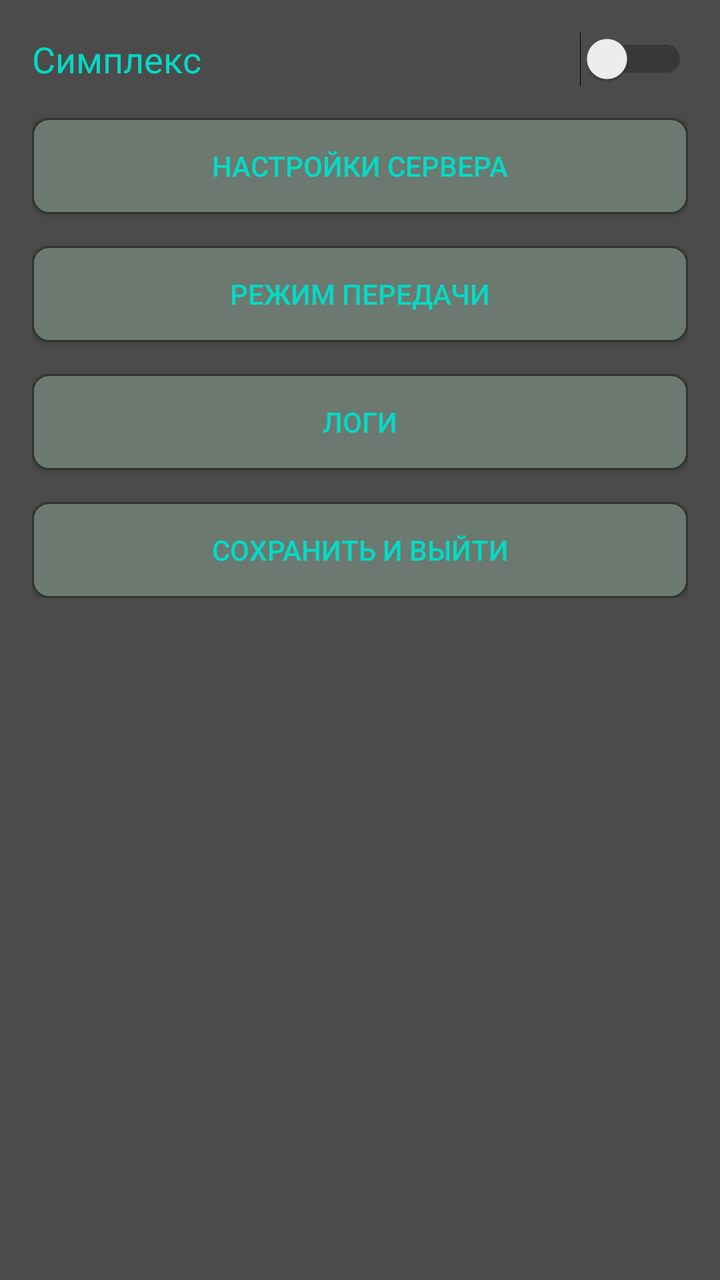
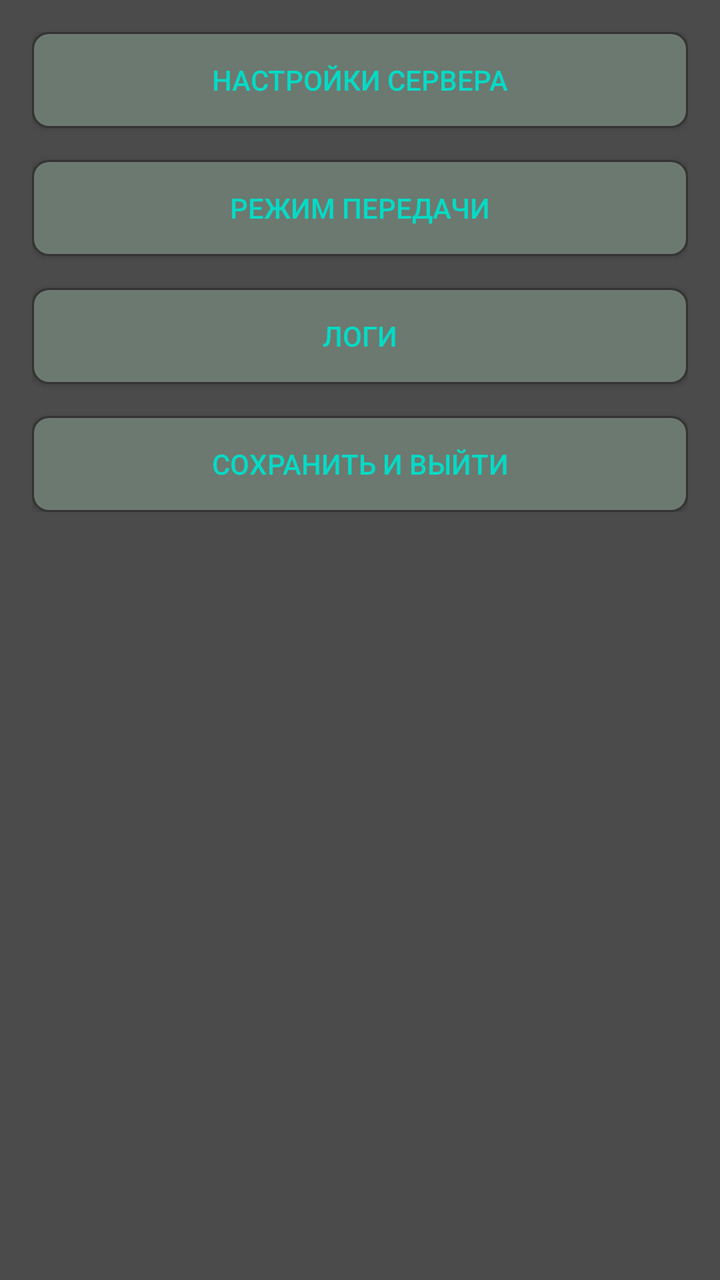

Screens rendered from an Android XML layout before and after an edit, with the pre-edit source and the edit as a unified diff.
<!-- AndroidManifest.xml: application theme AppTheme -->
<!-- res/layout/activity_settings.xml -->
<?xml version="1.0" encoding="utf-8"?>
<ScrollView xmlns:android="http://schemas.android.com/apk/res/android"
    android:layout_width="match_parent"
    android:layout_height="match_parent"
    android:background="@color/colorback"
    android:padding="16dp">

    <LinearLayout
        android:layout_width="match_parent"
        android:layout_height="wrap_content"
        android:orientation="vertical">

        <LinearLayout
            android:layout_width="match_parent"
            android:layout_height="wrap_content"
            android:gravity="center_vertical"
            android:layout_marginBottom="16dp"
            android:orientation="horizontal">
            <TextView
                android:layout_width="0dp"
                android:layout_height="wrap_content"
                android:layout_weight="1"
                android:text="Симплекс"
                android:textColor="@color/colortextabout"
                android:textSize="18sp" />
            <Switch
                android:id="@+id/switchSimplex"
                android:layout_width="wrap_content"
                android:layout_height="wrap_content" />
        </LinearLayout>

        <Button
            android:id="@+id/btnToggleServer"
            android:layout_width="match_parent"
            android:layout_height="wrap_content"
            android:background="@drawable/roundshapebtn"
            android:text="Настройки сервера"
            android:textColor="@color/colorButton"
            android:layout_marginBottom="16dp" />

        <LinearLayout
            android:id="@+id/layoutServerSettings"
            android:layout_width="match_parent"
            android:layout_height="wrap_content"
            android:orientation="vertical"
            android:visibility="gone">

            <LinearLayout
                android:layout_width="match_parent"
                android:layout_height="wrap_content"
                android:gravity="center_vertical"
                android:layout_marginBottom="16dp"
                android:orientation="horizontal">
                <TextView
                    android:layout_width="0dp"
                    android:layout_height="wrap_content"
                    android:layout_weight="1"
                    android:text="MyMailIndex ="
                    android:textColor="@color/colortextabout"
                    android:textSize="18sp" />
                <EditText
                    android:id="@+id/editMailIndex"
                    android:layout_width="120dp"
                    android:layout_height="wrap_content"
                    android:backgroundTint="@color/colortextabout"
                    android:inputType="number"
                    android:textColor="@color/colortextabout"
                    android:textSize="18sp" />
            </LinearLayout>

            <LinearLayout
                android:layout_width="match_parent"
                android:layout_height="wrap_content"
                android:gravity="center_vertical"
                android:layout_marginBottom="16dp"
                android:orientation="horizontal">
                <TextView
                    android:layout_width="0dp"
                    android:layout_height="wrap_content"
                    android:layout_weight="1"
                    android:text="Priznak_pmr ="
                    android:textColor="@color/colortextabout"
                    android:textSize="18sp" />
                <EditText
                    android:id="@+id/editPriznak"
                    android:layout_width="120dp"
                    android:layout_height="wrap_content"
                    android:backgroundTint="@color/colortextabout"
                    android:inputType="number"
                    android:maxLength="5"
                    android:textColor="@color/colortextabout"
                    android:textSize="18sp" />
            </LinearLayout>

            <LinearLayout
                android:layout_width="match_parent"
                android:layout_height="wrap_content"
                android:gravity="center_vertical"
                android:layout_marginBottom="16dp"
                android:orientation="horizontal">
                <TextView
                    android:layout_width="0dp"
                    android:layout_height="wrap_content"
                    android:layout_weight="1"
                    android:text="PORT_prm ="
                    android:textColor="@color/colortextabout"
                    android:textSize="18sp" />
                <EditText
                    android:id="@+id/editPortPrm"
                    android:layout_width="120dp"
                    android:layout_height="wrap_content"
                    android:backgroundTint="@color/colortextabout"
                    android:inputType="number"
                    android:textColor="@color/colortextabout"
                    android:textSize="18sp" />
            </LinearLayout>

            <LinearLayout
                android:layout_width="match_parent"
                android:layout_height="wrap_content"
                android:gravity="center_vertical"
                android:layout_marginBottom="16dp"
                android:orientation="horizontal">
                <TextView
                    android:layout_width="0dp"
                    android:layout_height="wrap_content"
                    android:layout_weight="1"
                    android:text="PORT_prd ="
                    android:textColor="@color/colortextabout"
                    android:textSize="18sp" />
                <EditText
                    android:id="@+id/editPortPrd"
                    android:layout_width="120dp"
                    android:layout_height="wrap_content"
                    android:backgroundTint="@color/colortextabout"
                    android:inputType="number"
                    android:textColor="@color/colortextabout"
                    android:textSize="18sp" />
            </LinearLayout>

            <LinearLayout
                android:layout_width="match_parent"
                android:layout_height="wrap_content"
                android:gravity="center_vertical"
                android:layout_marginBottom="24dp"
                android:orientation="horizontal">
                <TextView
                    android:layout_width="0dp"
                    android:layout_height="wrap_content"
                    android:layout_weight="1"
                    android:text="ip_server ="
                    android:textColor="@color/colortextabout"
                    android:textSize="18sp" />
                <EditText
                    android:id="@+id/editIp"
                    android:layout_width="150dp"
                    android:layout_height="wrap_content"
                    android:backgroundTint="@color/colortextabout"
                    android:inputType="text"
                    android:textColor="@color/colortextabout"
                    android:textSize="18sp" />
            </LinearLayout>
        </LinearLayout>

        <Button
            android:id="@+id/btnCodecDialog"
            android:layout_width="match_parent"
            android:layout_height="wrap_content"
            android:layout_marginBottom="16dp"
            android:background="@drawable/roundshapebtn"
            android:text="Режим передачи"
            android:textColor="@color/colorButton" />

        <Button
            android:id="@+id/btnChanList"
            android:layout_width="match_parent"
            android:layout_height="wrap_content"
            android:layout_marginBottom="16dp"
            android:background="@drawable/roundshapebtn"
            android:text="Список"
            android:textColor="@color/colorButton"
            android:visibility="gone" />

        
        <Button
            android:id="@+id/btnLogs"
            android:layout_width="match_parent"
            android:layout_height="wrap_content"
            android:layout_marginBottom="16dp"
            android:background="@drawable/roundshapebtn"
            android:text="Логи"
            android:textColor="@color/colorButton" />

        <Button
            android:id="@+id/btnSaveSettings"
            android:layout_width="match_parent"
            android:layout_height="wrap_content"
            android:background="@drawable/roundshapebtn"
            android:text="СОХРАНИТЬ И ВЫЙТИ"
            android:textColor="@color/colorButton" />
    </LinearLayout>
</ScrollView>
<!-- resources referenced by this layout -->
<resources>
  <color name="colorButton">#03dac5</color>
  <color name="colorback">#4b4b4b</color>
  <color name="colortextabout">#03dac5</color>
  <!-- drawable roundshapebtn (drawable) -->
  <?xml version="1.0" encoding="utf-8"?>
  <shape xmlns:android="http://schemas.android.com/apk/res/android"
      android:shape="rectangle">
      <corners android:radius="8dp" />
      <solid android:color="@color/colorButtonBack" />
      <stroke android:width="1dp" android:color="#333333" />
  </shape>
  <style name="AppTheme" parent="Theme.AppCompat.Light.NoActionBar">
          <item name="colorAccent">@color/colorAccent</item>
          <item name="colorPrimary">@color/colorPrimary</item>
          <item name="colorPrimaryDark">@color/colorPrimaryDark</item>
      </style>
  <color name="colorButtonBack">#6c7970</color>
  <color name="colorAccent">#03dac5</color>
  <color name="colorPrimary">#6200ee</color>
  <color name="colorPrimaryDark">#3700b3</color>
</resources>

<!-- the commit's change to res/layout/activity_settings.xml (unified diff, before → after) -->
@@ -9,25 +9,6 @@
         android:layout_width="match_parent"
         android:layout_height="wrap_content"
         android:orientation="vertical">
-
-        <LinearLayout
-            android:layout_width="match_parent"
-            android:layout_height="wrap_content"
-            android:gravity="center_vertical"
-            android:layout_marginBottom="16dp"
-            android:orientation="horizontal">
-            <TextView
-                android:layout_width="0dp"
-                android:layout_height="wrap_content"
-                android:layout_weight="1"
-                android:text="Симплекс"
-                android:textColor="@color/colortextabout"
-                android:textSize="18sp" />
-            <Switch
-                android:id="@+id/switchSimplex"
-                android:layout_width="wrap_content"
-                android:layout_height="wrap_content" />
-        </LinearLayout>
 
         <Button
             android:id="@+id/btnToggleServer"
@@ -44,122 +25,7 @@
             android:layout_height="wrap_content"
             android:orientation="vertical"
             android:visibility="gone">
-
-            <LinearLayout
-                android:layout_width="match_parent"
-                android:layout_height="wrap_content"
-                android:gravity="center_vertical"
-                android:layout_marginBottom="16dp"
-                android:orientation="horizontal">
-                <TextView
-                    android:layout_width="0dp"
-                    android:layout_height="wrap_content"
-                    android:layout_weight="1"
-                    android:text="MyMailIndex ="
-                    android:textColor="@color/colortextabout"
-                    android:textSize="18sp" />
-                <EditText
-                    android:id="@+id/editMailIndex"
-                    android:layout_width="120dp"
-                    android:layout_height="wrap_content"
-                    android:backgroundTint="@color/colortextabout"
-                    android:inputType="number"
-                    android:textColor="@color/colortextabout"
-                    android:textSize="18sp" />
-            </LinearLayout>
-
-            <LinearLayout
-                android:layout_width="match_parent"
-                android:layout_height="wrap_content"
-                android:gravity="center_vertical"
-                android:layout_marginBottom="16dp"
-                android:orientation="horizontal">
-                <TextView
-                    android:layout_width="0dp"
-                    android:layout_height="wrap_content"
-                    android:layout_weight="1"
-                    android:text="Priznak_pmr ="
-                    android:textColor="@color/colortextabout"
-                    android:textSize="18sp" />
-                <EditText
-                    android:id="@+id/editPriznak"
-                    android:layout_width="120dp"
-                    android:layout_height="wrap_content"
-                    android:backgroundTint="@color/colortextabout"
-                    android:inputType="number"
-                    android:maxLength="5"
-                    android:textColor="@color/colortextabout"
-                    android:textSize="18sp" />
-            </LinearLayout>
-
-            <LinearLayout
-                android:layout_width="match_parent"
-                android:layout_height="wrap_content"
-                android:gravity="center_vertical"
-                android:layout_marginBottom="16dp"
-                android:orientation="horizontal">
-                <TextView
-                    android:layout_width="0dp"
-                    android:layout_height="wrap_content"
-                    android:layout_weight="1"
-                    android:text="PORT_prm ="
-                    android:textColor="@color/colortextabout"
-                    android:textSize="18sp" />
-                <EditText
-                    android:id="@+id/editPortPrm"
-                    android:layout_width="120dp"
-                    android:layout_height="wrap_content"
-                    android:backgroundTint="@color/colortextabout"
-                    android:inputType="number"
-                    android:textColor="@color/colortextabout"
-                    android:textSize="18sp" />
-            </LinearLayout>
-
-            <LinearLayout
-                android:layout_width="match_parent"
-                android:layout_height="wrap_content"
-                android:gravity="center_vertical"
-                android:layout_marginBottom="16dp"
-                android:orientation="horizontal">
-                <TextView
-                    android:layout_width="0dp"
-                    android:layout_height="wrap_content"
-                    android:layout_weight="1"
-                    android:text="PORT_prd ="
-                    android:textColor="@color/colortextabout"
-                    android:textSize="18sp" />
-                <EditText
-                    android:id="@+id/editPortPrd"
-                    android:layout_width="120dp"
-                    android:layout_height="wrap_content"
-                    android:backgroundTint="@color/colortextabout"
-                    android:inputType="number"
-                    android:textColor="@color/colortextabout"
-                    android:textSize="18sp" />
-            </LinearLayout>
-
-            <LinearLayout
-                android:layout_width="match_parent"
-                android:layout_height="wrap_content"
-                android:gravity="center_vertical"
-                android:layout_marginBottom="24dp"
-                android:orientation="horizontal">
-                <TextView
-                    android:layout_width="0dp"
-                    android:layout_height="wrap_content"
-                    android:layout_weight="1"
-                    android:text="ip_server ="
-                    android:textColor="@color/colortextabout"
-                    android:textSize="18sp" />
-                <EditText
-                    android:id="@+id/editIp"
-                    android:layout_width="150dp"
-                    android:layout_height="wrap_content"
-                    android:backgroundTint="@color/colortextabout"
-                    android:inputType="text"
-                    android:textColor="@color/colortextabout"
-                    android:textSize="18sp" />
-            </LinearLayout>
+            
         </LinearLayout>
 
         <Button
@@ -181,7 +47,6 @@
             android:textColor="@color/colorButton"
             android:visibility="gone" />
 
-        
         <Button
             android:id="@+id/btnLogs"
             android:layout_width="match_parent"
<!-- resource entries referenced after the edit -->
@@ -2,7 +2,6 @@
 <resources>
   <color name="colorButton">#03dac5</color>
   <color name="colorback">#4b4b4b</color>
-  <color name="colortextabout">#03dac5</color>
   <!-- drawable roundshapebtn (drawable) -->
   <?xml version="1.0" encoding="utf-8"?>
   <shape xmlns:android="http://schemas.android.com/apk/res/android"
